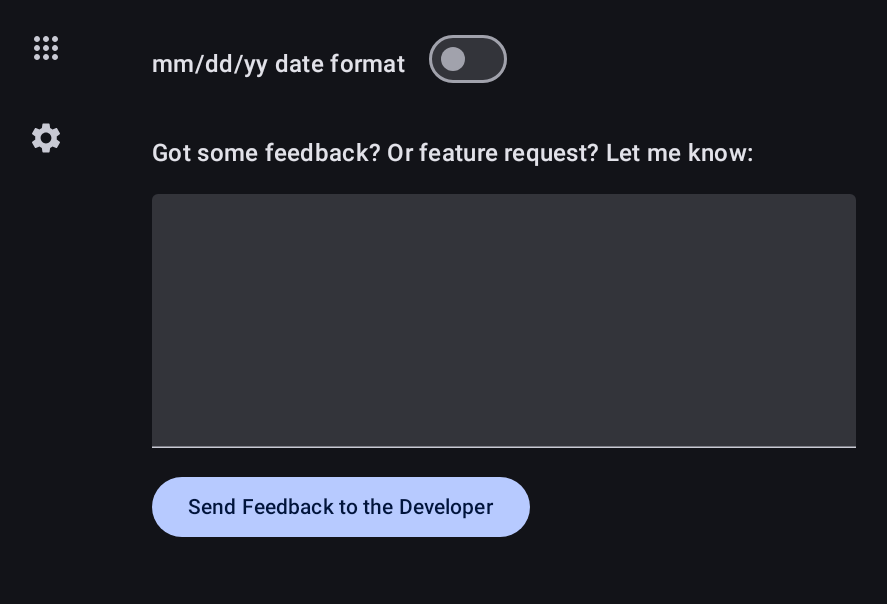
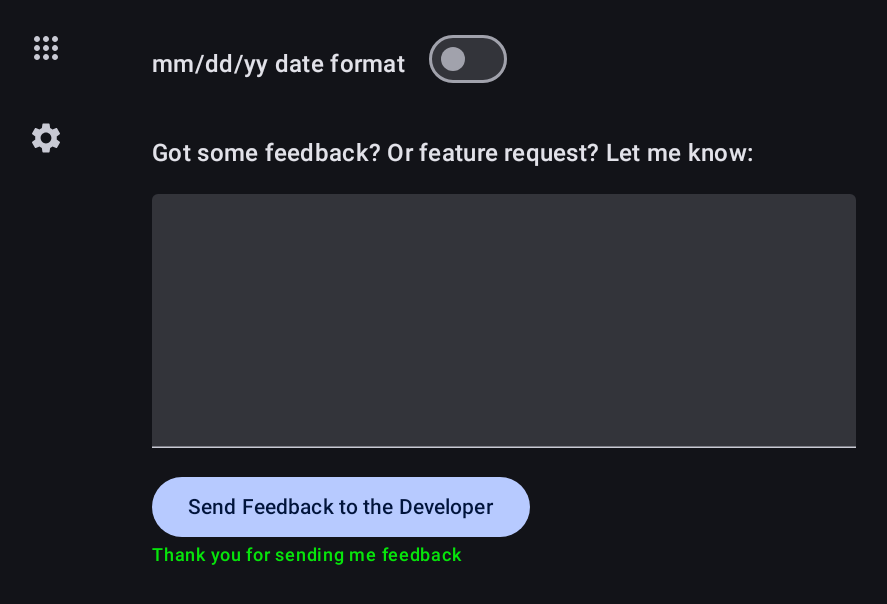
Before and after one commit to Sajeg/TimeTracker, an Android app built with Jetpack Compose: the composable Settings shown on its own in the app's theme, after a tap on "Send Feedback to the Developer", on a phone screen of 824 x 412 dp (held sideways). Shown: the top 604 px of the screen, without its empty margins (14-901 px from the left). Run offline under Robolectric (Android 15) with nearby library versions, the phone set to English and light mode, and no system bars; network calls fail; 1 statement that could not run was skipped.

Commit message:
Added send feedback to settings

```diff
--- a/app/src/main/java/com/sajeg/timetracker/screens/Settings.kt
+++ b/app/src/main/java/com/sajeg/timetracker/screens/Settings.kt
@@ -17,10 +17,13 @@ import androidx.compose.material3.Switch
 import androidx.compose.material3.Text
 import androidx.compose.material3.TextField
 import androidx.compose.runtime.Composable
+import androidx.compose.runtime.getValue
 import androidx.compose.runtime.mutableIntStateOf
 import androidx.compose.runtime.mutableStateOf
 import androidx.compose.runtime.remember
+import androidx.compose.runtime.setValue
 import androidx.compose.ui.Modifier
+import androidx.compose.ui.graphics.Color
 import androidx.compose.ui.platform.LocalContext
 import androidx.compose.ui.res.painterResource
 import androidx.compose.ui.unit.dp
@@ -35,7 +38,8 @@ import com.sajeg.timetracker.classes.SettingsManager
 fun Settings(navController: NavController) {
     val context = LocalContext.current
     val timeFormat = remember { mutableIntStateOf(-1) }
-    var message = remember { mutableStateOf("") }
+    var message by remember { mutableStateOf("") }
+    var messageSend by remember { mutableStateOf(false) }
     val currentDestination = navController.currentDestination?.route
     if (timeFormat.intValue == -1) {
         SettingsManager(context).readInt("time_format") { timeFormat.intValue = it }
@@ -96,22 +100,34 @@ fun Settings(navController: NavController) {
                 modifier = Modifier.padding(horizontal = 15.dp)
             )
             TextField(
-                value = message.value,
-                onValueChange = { message.value = it },
+                value = message,
+                onValueChange = { message = it },
                 modifier = Modifier
                     .size(500.dp, 200.dp)
                     .padding(15.dp)
             )
             Button(
                 onClick = {
-                    FeedbackManager().sendDiscordMessage(message.value)
-                    message.value = ""
+                    FeedbackManager().sendDiscordMessage(message)
+                    message = ""
+                    messageSend = true
                 },
                 modifier = Modifier.padding(horizontal = 15.dp)
             ) {
                 Text("Send Feedback to the Developer")
             }
-
+            if (messageSend) {
+                Text(
+                    "Thank you for sending me feedback",
+                    style = MaterialTheme.typography.labelMedium,
+                    modifier = Modifier.padding(horizontal = 15.dp),
+                    color = Color(
+                        0xFF07E50B
+                    )
+                )
+            }
+            Spacer(modifier = Modifier.height(20.dp))
+            Text("Thank you to:\n- burntbreadman\n- Deufus\n- DragonzHeartz\n- The SideQuest team", color = MaterialTheme.colorScheme.onBackground)
         }
     }
 }
```
